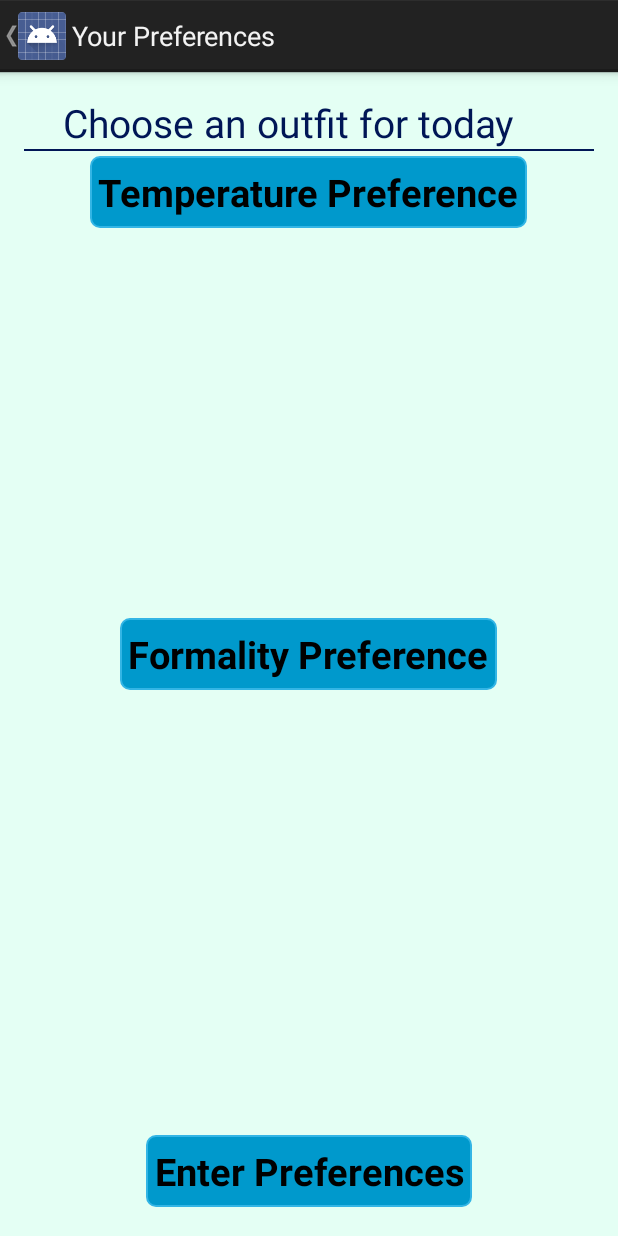
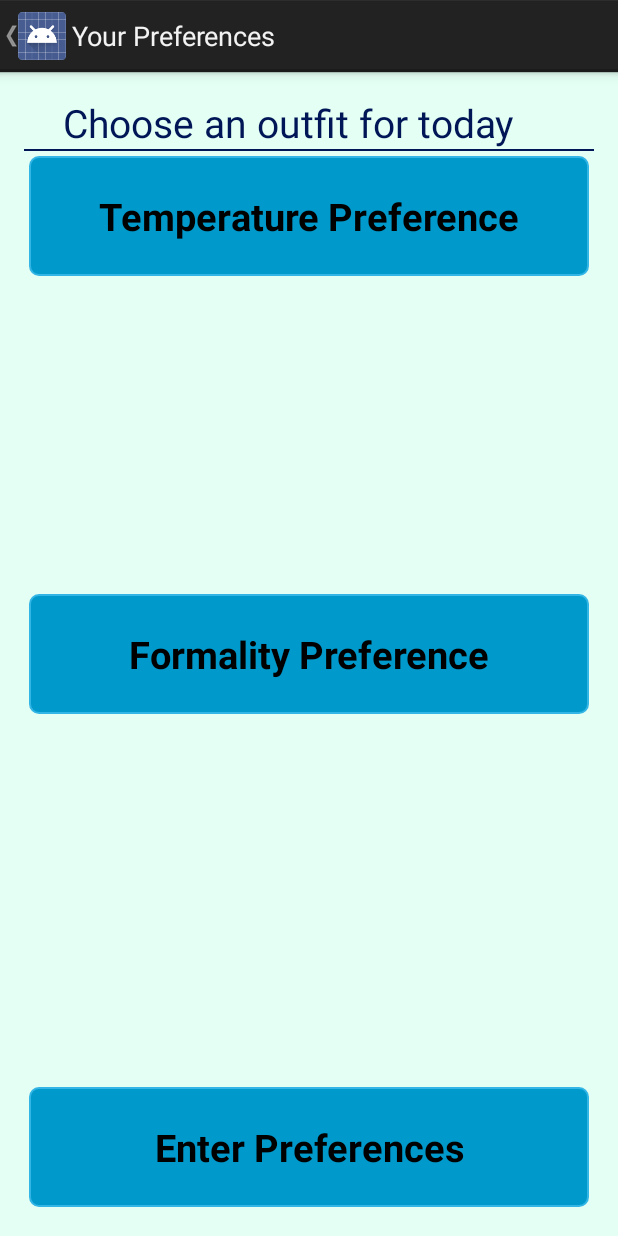
Before and after one commit to SheridanLGrant/Fab-Fashion, an Android app: the ChooseOutfit screen opened directly, with no data from a screen before it, on a phone screen of 412 x 824 dp. Run offline under Robolectric (Android 15) with nearby library versions, the phone set to English and light mode, and no system bars.

Commit message:
Modified buttons to look better on my phone. I hope everyone else agrees.

```diff
--- a/app/build.gradle
+++ b/app/build.gradle
@@ -13,7 +13,7 @@ android {
     }
     buildTypes {
         release {
-            runProguard false
+            minifyEnabled false
             proguardFiles getDefaultProguardFile('proguard-android.txt'), 'proguard-rules.pro'
         }
     }
--- a/app/src/main/res/layout/activity_choose_outfit.xml
+++ b/app/src/main/res/layout/activity_choose_outfit.xml
@@ -33,8 +33,6 @@
     <Button
         android:background="@drawable/text_buttons"
         style="@style/button_text"
-        android:layout_width="wrap_content"
-        android:layout_height="wrap_content"
         android:text="@string/temperature_preference"
         android:id="@+id/temp_button"
         android:onClick="showPopUpTemperature"
@@ -44,6 +42,7 @@
     <TextView
         android:layout_width="wrap_content"
         android:layout_height="wrap_content"
+        android:textSize="25dp"
         android:id="@+id/choose_selected_temperature"
         android:layout_below="@+id/temp_button"
         android:layout_centerHorizontal="true" />
@@ -51,8 +50,6 @@
     <Button
         android:background="@drawable/text_buttons"
         style="@style/button_text"
-        android:layout_width="wrap_content"
-        android:layout_height="wrap_content"
         android:text="@string/formality_preference"
         android:id="@+id/form_button"
         android:onClick="showPopUpFormality"
@@ -62,6 +59,7 @@
     <TextView
         android:layout_width="wrap_content"
         android:layout_height="wrap_content"
+        android:textSize="25dp"
         android:id="@+id/choose_selected_formality"
         android:layout_below="@+id/form_button"
         android:layout_centerHorizontal="true" />
@@ -69,8 +67,6 @@
     <Button
         android:background="@drawable/text_buttons"
         style="@style/button_text"
-        android:layout_width="wrap_content"
-        android:layout_height="wrap_content"
         android:text="@string/enter_preferences"
         android:id="@+id/enter_preferences"
         android:onClick="moveToOutfitView"
--- a/app/src/main/res/layout/activity_enter_article.xml
+++ b/app/src/main/res/layout/activity_enter_article.xml
@@ -71,7 +71,7 @@
         android:layout_height="wrap_content"
         android:id="@+id/button_enter_article"
         android:layout_below="@+id/selected_temperature"
-        android:layout_centerHorizontal="true" />
+        android:layout_alignParentBottom="true" />
 
     <TextView
         android:text="@string/selected_type"
--- a/app/src/main/res/values/styles.xml
+++ b/app/src/main/res/values/styles.xml
@@ -8,7 +8,7 @@
     <!--Thanks to Xamarin for the code outline: http://developer.xamarin.com/recipes/android/resources/general/style_a_button/-->
     <style name="button_text">
         <item name="android:layout_width">fill_parent</item>
-        <item name="android:layout_height">wrap_content</item>
+        <item name="android:layout_height">80dp</item>
         <item name="android:textColor">#000000</item>
         <item name="android:gravity">center</item>
         <item name="android:layout_margin">3dp</item>
--- a/build.gradle
+++ b/build.gradle
@@ -5,7 +5,7 @@ buildscript {
         jcenter()
     }
     dependencies {
-        classpath 'com.android.tools.build:gradle:0.12.2'
+        classpath 'com.android.tools.build:gradle:1.0.0-rc4'
 
         // NOTE: Do not place your application dependencies here; they belong
         // in the individual module build.gradle files
```
Also changed, not shown: app/src/main/res/values/strings.xml (+4 -4 lines), gradle/wrapper/gradle-wrapper.properties, 2 other files.
